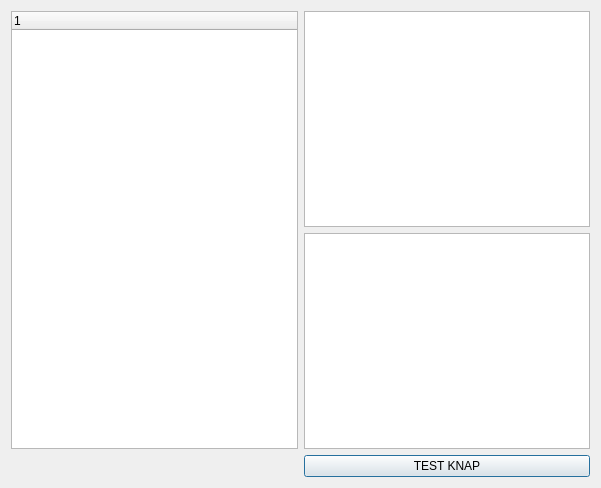
This is statistikbanken_dialog_base.ui in regiongis/statistikbanken as Qt 5 draws it before an edit. The edited form follows.
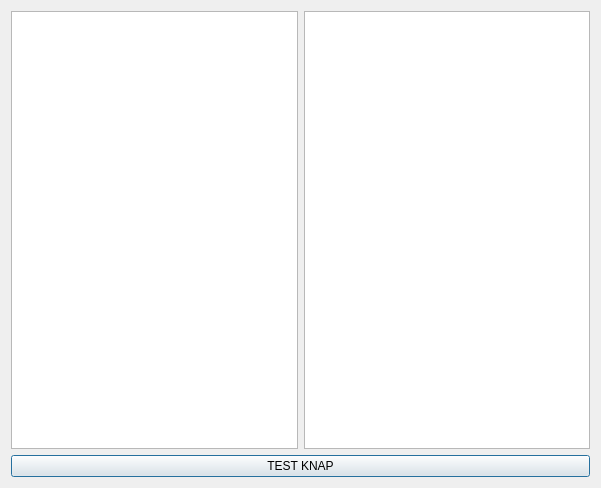
This is the edited form.

Commit message: TreeWidget fjernet og listevinduer flyttet til

What changed in the file:
```diff
--- a/statistikbanken_dialog_base.ui
+++ b/statistikbanken_dialog_base.ui
@@ -17,28 +17,16 @@
    <item row="1" column="1">
     <widget class="QListView" name="listView_2"/>
    </item>
-   <item row="0" column="1">
+   <item row="1" column="0">
     <widget class="QListView" name="listView"/>
    </item>
-   <item row="2" column="1">
+   <item row="2" column="0" colspan="2">
     <widget class="QPushButton" name="pushButton">
      <property name="text">
       <string>TEST KNAP</string>
      </property>
     </widget>
    </item>
-   <item row="0" column="0" rowspan="2">
-    <widget class="QTreeWidget" name="treeWidget">
-     <property name="headerHidden">
-      <bool>false</bool>
-     </property>
-     <column>
-      <property name="text">
-       <string notr="true">1</string>
-      </property>
-     </column>
-    </widget>
-   </item>
   </layout>
  </widget>
  <resources/>
```
